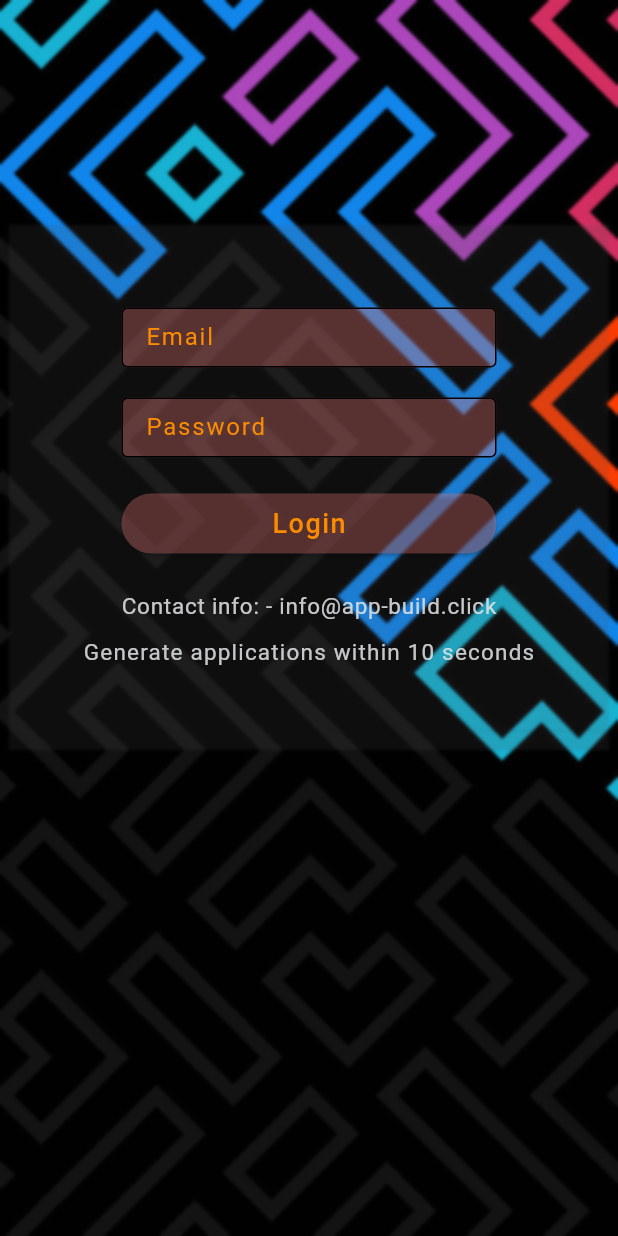
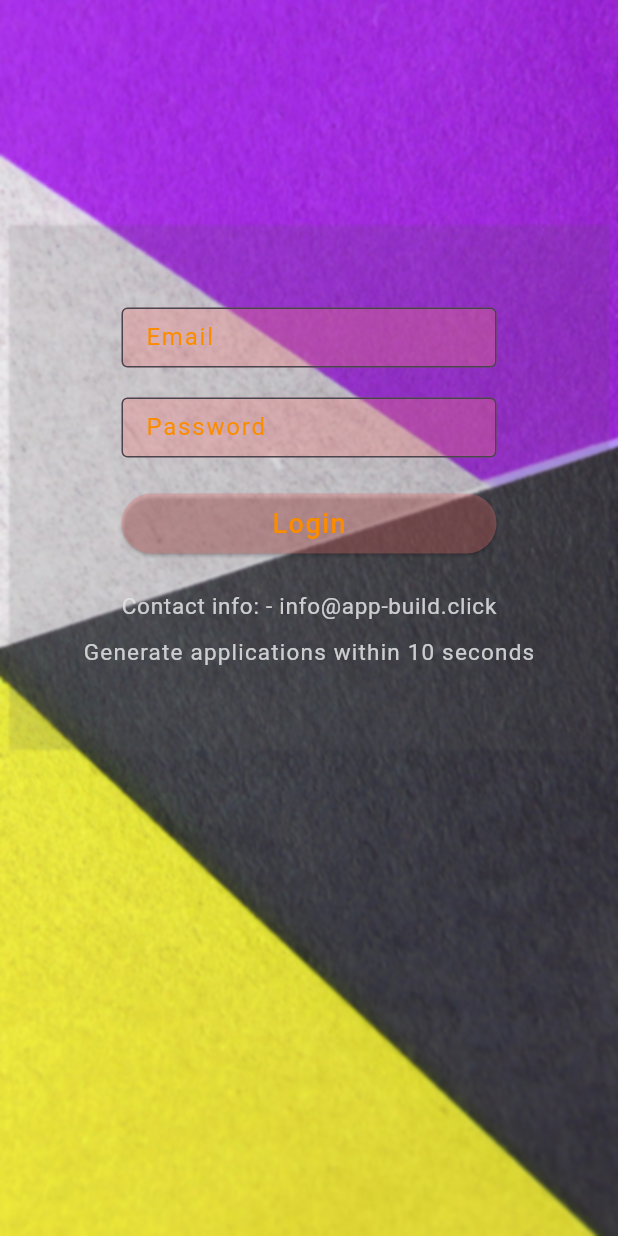
Before and after one commit to jabaere/enfappbuilder, a Flutter app: the screen it shows after launch, on a phone screen of 412 x 824 dp. Run offline on Flutter 3.47's test engine with Material 3 defaults, Android fonts, the phone set to English and light mode, and no system bars; our stand-ins replace firebase_analytics, firebase_auth, firebase_core, localstorage, quickalert; missing offline and left inert: dart:html, docx_template, syncfusion_flutter_pdf, universal_html; accounts and stored records are empty.

Commit message:
update app to 3.22

```diff
--- a/lib/home.dart
+++ b/lib/home.dart
@@ -561,6 +561,7 @@ String checkmark = ' \u2713 ';
     html.Url.revokeObjectUrl(url);
     // ignore: use_build_context_synchronously
     QuickAlert.show(
+      // ignore: use_build_context_synchronously
       context: context,
       type: QuickAlertType.success,
     );
@@ -568,6 +569,7 @@ String checkmark = ' \u2713 ';
     print('Error modifying DOCX file: $e');
     // ignore: use_build_context_synchronously
     QuickAlert.show(
+      // ignore: use_build_context_synchronously
       context: context,
       type: QuickAlertType.error,
     );
--- a/lib/main.dart
+++ b/lib/main.dart
@@ -76,10 +76,14 @@ class MyApp extends StatelessWidget {
       //  debugShowMaterialGrid: true,
       title: 'Applicationbuilder',
       theme: ThemeData(
-        colorScheme: ColorScheme.fromSwatch().copyWith(
-          primary: colorScheme.onSurfaceVariant,
-          background: colorScheme.background,
-        ),
+        useMaterial3: true,
+        colorScheme: ColorScheme.fromSeed(
+        seedColor: colorScheme.onSurfaceVariant,
+        surface: colorScheme.onSurface,
+      // ···
+        brightness: Brightness.light,
+    ),
+
         appBarTheme: AppBarTheme(
           backgroundColor: colorScheme.onSurfaceVariant,
         ),
@@ -194,7 +198,7 @@ class _MyHomePageState extends State<MyHomePage> {
       appBar: AppBar(
         title: Text(
           widget.title,
-          style: TextStyle(color: colorScheme.surfaceVariant),
+          style: TextStyle(color: colorScheme.surfaceContainerHighest),
         ),
         actions: <Widget>[
           // IconButton(
@@ -236,6 +240,7 @@ class _MyHomePageState extends State<MyHomePage> {
               await storage.setItem('token', '');
               //
               await FirebaseAuth.instance.signOut();
+
               print('Logged out');
               Navigator.of(context).pushReplacement(MaterialPageRoute(
                 builder: (context) => LoginScreen(
--- a/lib/screens/login_screen.dart
+++ b/lib/screens/login_screen.dart
@@ -98,10 +98,10 @@ class LoginScreenState extends State<LoginScreen> {
                             width: 250,
                             child: ElevatedButton(
                               style: ButtonStyle(
-                                  backgroundColor: MaterialStateProperty.all(
+                                  backgroundColor: WidgetStateProperty.all(
                                       const Color.fromARGB(82, 243, 123, 123)),
                                   foregroundColor:
-                                      MaterialStateProperty.all(Colors.white)),
+                                      WidgetStateProperty.all(Colors.white)),
                               onPressed: () async {
                                 setState(() {
                                   isLoading = true; // Set loading state to true
```
Also changed, not shown: assets/background.jpg, assets/backgroundold.jpg (added), pubspec.lock, pubspec.yaml (line endings or trailing spaces), 2 other files.
